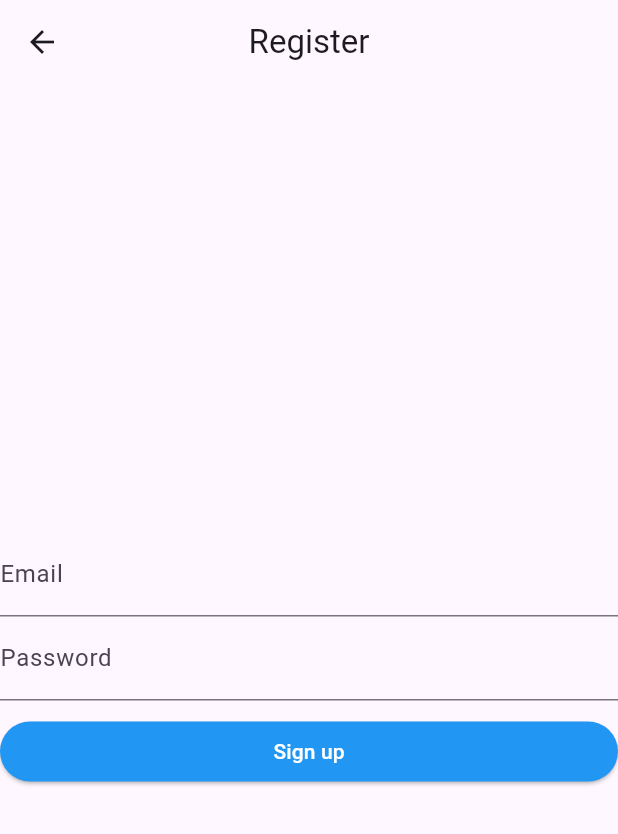
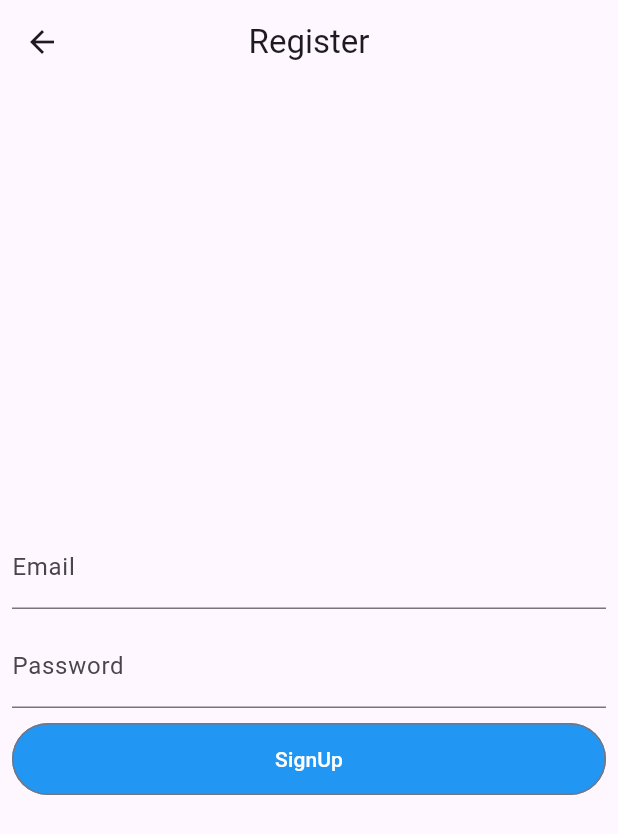
Before and after one commit to Rihan01-log/supabase-crud, a Flutter app: the Register screen opened directly, on a phone screen of 412 x 824 dp. Shown: the top 834 px of the screen. Run offline on Flutter 3.47's test engine with Material 3 defaults, Android fonts, the phone set to English and light mode, and no system bars; our stand-ins replace supabase_flutter; accounts and stored records are empty.

Commit message:
f,mvnkdf v

```diff
--- a/lib/homepage.dart
+++ b/lib/homepage.dart
@@ -95,7 +95,10 @@ class _HomepageState extends State<Homepage> {
                       ),
                     ),
                   );
-                      })))
+                },
+              ),
+            ),
+          )
         ],
       ),
     );
--- a/lib/register.dart
+++ b/lib/register.dart
@@ -10,26 +10,31 @@ class Register extends StatelessWidget {
         title: Text('Register'),
         centerTitle: true,
       ),
-      body: Column(
+      body: Padding(
+        padding: const EdgeInsets.all(8.0),
+        child: Column(
           mainAxisAlignment: MainAxisAlignment.center,
           crossAxisAlignment: CrossAxisAlignment.stretch,
           children: [
             TextField(
               decoration: InputDecoration(labelText: 'Email'),
             ),
+            SizedBox(
+              height: 10,
+            ),
             TextField(decoration: InputDecoration(labelText: 'Password')),
             SizedBox(
               height: 10,
             ),
-          ElevatedButton(
+            OutlinedButton(
               onPressed: () {},
-            style: ElevatedButton.styleFrom(backgroundColor: Colors.blue),
-            child: Text(
-              'Sign up',
-              style: TextStyle(color: Colors.white),
+              style: OutlinedButton.styleFrom(
+                  backgroundColor: Colors.blue,
+                  minimumSize: Size(double.infinity, 48)),
+              child: Text('SignUp', style: TextStyle(color: Colors.white)),
             ),
-          )
           ],
+        ),
       ),
     );
   }
--- a/lib/update.dart
+++ b/lib/update.dart
@@ -62,7 +62,9 @@ class _UpdateState extends State<Update> {
                         widget.id!);
                     Navigator.pop(context);
                   },
-                  child: Text('Save')))
+                  child: Text('Save'),
+              ),
+          )
         ],
       ),
     );
```
Also changed, not shown: lib/firebase_options.dart (deleted). Lines whose indentation alone changed are shown as unchanged.
